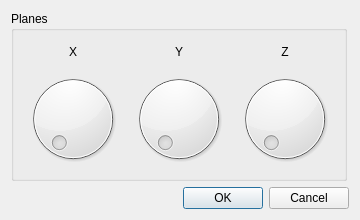
Qt form cube/cube_renderer_attribute_dlg.ui (zwergon/q3D) before a commit.
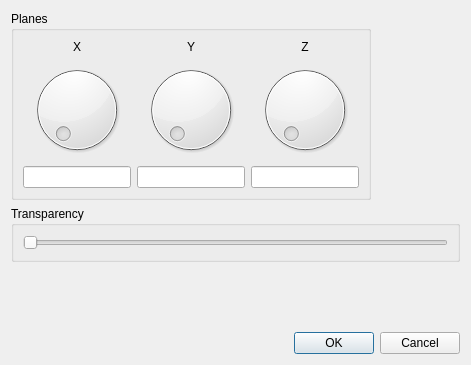
The same form after that commit.

Commit message: transparency. Some cosmetics.

```diff
--- a/cube/cube_renderer_attribute_dlg.ui
+++ b/cube/cube_renderer_attribute_dlg.ui
@@ -6,8 +6,8 @@
    <rect>
     <x>0</x>
     <y>0</y>
-    <width>360</width>
-    <height>220</height>
+    <width>471</width>
+    <height>365</height>
    </rect>
   </property>
   <property name="sizePolicy">
@@ -19,8 +19,8 @@
   <property name="windowTitle">
    <string>Dialog</string>
   </property>
-  <layout class="QGridLayout" name="gridLayout_2">
-   <item row="0" column="0">
+  <layout class="QVBoxLayout" name="verticalLayout_2">
+   <item>
     <widget class="QGroupBox" name="groupBox">
      <property name="sizePolicy">
       <sizepolicy hsizetype="Fixed" vsizetype="Preferred">
@@ -71,10 +71,54 @@
       <item row="1" column="2">
        <widget class="QDial" name="dial_z_"/>
       </item>
+      <item row="2" column="0">
+       <widget class="QLineEdit" name="x_edit_"/>
+      </item>
+      <item row="2" column="1">
+       <widget class="QLineEdit" name="y_edit_"/>
+      </item>
+      <item row="2" column="2">
+       <widget class="QLineEdit" name="z_edit_"/>
+      </item>
      </layout>
     </widget>
    </item>
-   <item row="1" column="0">
+   <item>
+    <widget class="QGroupBox" name="transparency_gb_">
+     <property name="title">
+      <string>Transparency</string>
+     </property>
+     <layout class="QVBoxLayout" name="verticalLayout">
+      <item>
+       <widget class="QSlider" name="transparency_slider_">
+        <property name="maximum">
+         <number>100</number>
+        </property>
+        <property name="value">
+         <number>0</number>
+        </property>
+        <property name="orientation">
+         <enum>Qt::Horizontal</enum>
+        </property>
+       </widget>
+      </item>
+     </layout>
+    </widget>
+   </item>
+   <item>
+    <spacer name="verticalSpacer">
+     <property name="orientation">
+      <enum>Qt::Vertical</enum>
+     </property>
+     <property name="sizeHint" stdset="0">
+      <size>
+       <width>20</width>
+       <height>40</height>
+      </size>
+     </property>
+    </spacer>
+   </item>
+   <item>
     <widget class="QDialogButtonBox" name="buttonBox">
      <property name="orientation">
       <enum>Qt::Horizontal</enum>
```
The commit also changes 29 other files.
